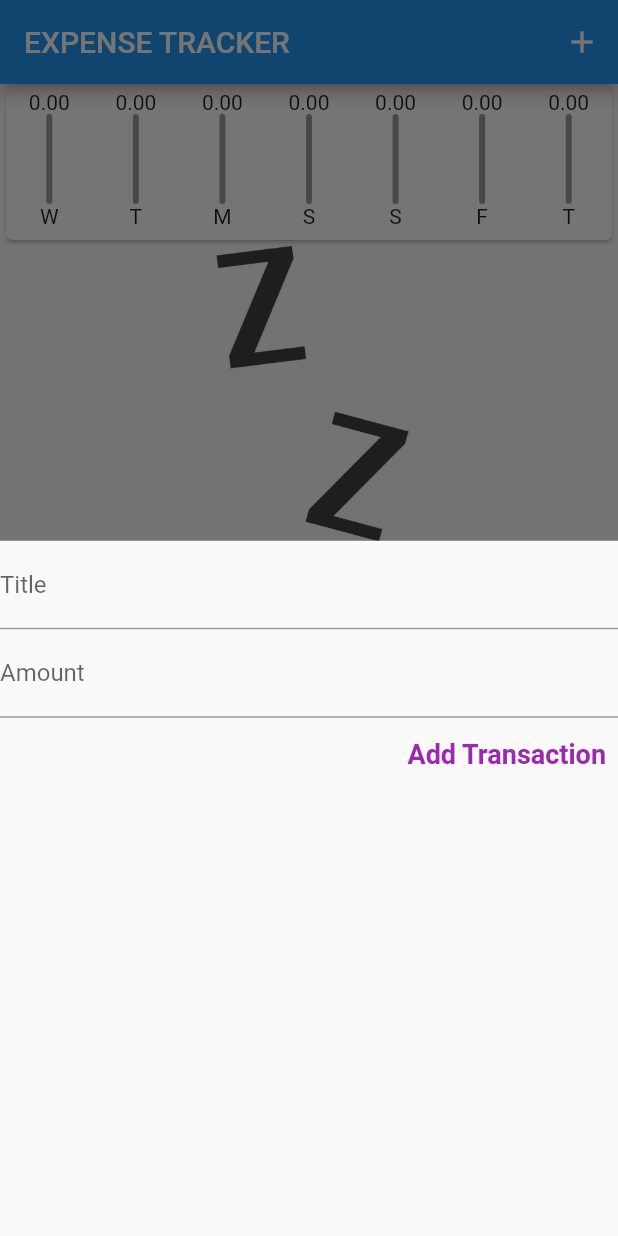
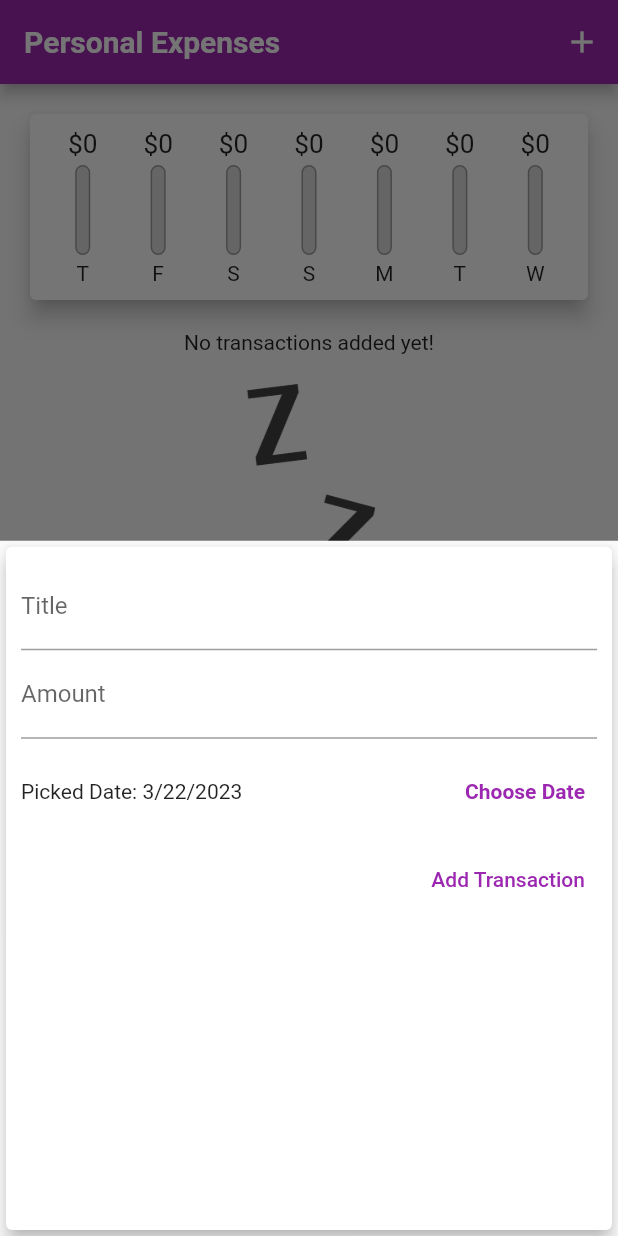
Before and after one commit to garg16kanika/expense_tracker_app, a Flutter app: the screen it shows after launch, after a tap on the "add" icon, on a phone screen of 412 x 824 dp. Run offline on Flutter 3.47's test engine with Material 2 defaults, Android fonts, the phone set to English and light mode, and no system bars.

Commit message:
added the basic layout of the functions

```diff
--- a/lib/main.dart
+++ b/lib/main.dart
@@ -1,85 +1,125 @@
-import 'package:expense_tracker/widgets/chart.dart';
-import 'package:expense_tracker/widgets/new_transaction.dart';
 import 'package:expense_tracker/widgets/transactions.dart';
 import 'package:flutter/material.dart';
 
+import './widgets/new_transaction.dart';
+
+import './widgets/chart.dart';
 import 'models/transaction_model.dart';
 
 void main() => runApp(MyApp());
 
 class MyApp extends StatelessWidget {
-  const MyApp({super.key});
-
   @override
   Widget build(BuildContext context) {
-    return const MaterialApp(
-      title: 'Expense Tracker',
+    return MaterialApp(
+      title: 'Personal Expenses',
+      theme: ThemeData(
+          primarySwatch: Colors.purple,
+          accentColor: Colors.amber,
+          // errorColor: Colors.red,
+
+          textTheme: ThemeData.light().textTheme.copyWith(
+                headline6: const TextStyle(
+                  fontFamily: 'OpenSans',
+                  fontWeight: FontWeight.bold,
+                  fontSize: 18,
+                ),
+                button: const TextStyle(color: Colors.white),
+              ),
+          appBarTheme: AppBarTheme(
+            textTheme: ThemeData.light().textTheme.copyWith(
+                  headline6: const TextStyle(
+                    fontSize: 20,
+                    fontWeight: FontWeight.bold,
+                  ),
+                ),
+          )),
       home: MyHomePage(),
     );
   }
 }
 
 class MyHomePage extends StatefulWidget {
-  const MyHomePage({super.key});
-
+  // String titleInput;
+  // String amountInput;
   @override
-  State<MyHomePage> createState() => _MyHomePageState();
+  _MyHomePageState createState() => _MyHomePageState();
 }
 
 class _MyHomePageState extends State<MyHomePage> {
-  // this list maintains the list of all the transactions
-  List<TransactionModel> _userTransactions = [];
+  final List<Transaction> _userTransactions = [];
 
-  //this mehtod adds new transactions into the userTransactions list
-  void addTransactions(String title, double amount) {
-    TransactionModel newtx = TransactionModel(
-        id: DateTime.now().toString(),
-        title: title,
-        amount: amount,
-        date: DateTime.now());
+  List<Transaction> get _recentTransactions {
+    return _userTransactions.where((tx) {
+      return tx.date.isAfter(
+        DateTime.now().subtract(
+          Duration(days: 7),
+        ),
+      );
+    }).toList();
+  }
+
+  void _addNewTransaction(
+      String txTitle, double txAmount, DateTime chosenDate) {
+    final newTx = Transaction(
+      title: txTitle,
+      amount: txAmount,
+      date: chosenDate,
+      id: DateTime.now().toString(),
+    );
 
     setState(() {
-      _userTransactions.add(newtx);
+      _userTransactions.add(newTx);
     });
   }
 
-  //this method pops up the modal bottom sheet
-  void startAddNewtx(BuildContext ctx) {
-    //here the modal  bottom sheet returns the NewTransaction widget which takes addTransactions method as the argument
+  void _startAddNewTransaction(BuildContext ctx) {
     showModalBottomSheet(
-        context: ctx, builder: (_) => NewTransaction(addTransactions));
+      context: ctx,
+      builder: (_) {
+        return GestureDetector(
+          onTap: () {},
+          child: NewTransaction(_addNewTransaction),
+          behavior: HitTestBehavior.opaque,
+        );
+      },
+    );
   }
 
-  //this method fetches the list of transactions of only 7 last days into recentTransactions list
-  List<TransactionModel> get recentTransactions {
-    return _userTransactions.where((tx) {
-      return tx.date.isAfter(DateTime.now().subtract(Duration(days: 7)));
-    }).toList();
+  void _deleteTransaction(String id) {
+    setState(() {
+      _userTransactions.removeWhere((tx) => tx.id == id);
+    });
   }
 
   @override
   Widget build(BuildContext context) {
     return Scaffold(
       appBar: AppBar(
-        title: const Text('EXPENSE TRACKER'),
-        actions: [
+        title: const Text(
+          'Personal Expenses',
+        ),
+        actions: <Widget>[
           IconButton(
-            //here on pressed we want to add new transaction to the list, and hence we call the popup for modal bottom sheet
-            onPressed: () => startAddNewtx(context),
             icon: const Icon(Icons.add),
+            onPressed: () => _startAddNewTransaction(context),
           ),
         ],
       ),
-      body: Column(
-        children: [
-          Chart(recentTransactions),
-          Transaction(_userTransactions),
-        ],
+      body: SingleChildScrollView(
+        child: Column(
+          // mainAxisAlignment: MainAxisAlignment.start,
+          crossAxisAlignment: CrossAxisAlignment.stretch,
+          children: <Widget>[
+            Chart(_recentTransactions),
+            TransactionList(_userTransactions, _deleteTransaction),
+          ],
+        ),
       ),
       floatingActionButtonLocation: FloatingActionButtonLocation.centerFloat,
       floatingActionButton: FloatingActionButton(
-        onPressed: () => startAddNewtx(context),
-        child: const Icon(Icons.add),
+        child: Icon(Icons.add),
+        onPressed: () => _startAddNewTransaction(context),
       ),
     );
   }
--- a/lib/models/transaction_model.dart
+++ b/lib/models/transaction_model.dart
@@ -1,12 +1,15 @@
-class TransactionModel {
-  String title;
-  String id;
-  double amount;
-  DateTime date;
+import 'package:flutter/foundation.dart';
 
-  TransactionModel(
-      {required this.id,
-      required this.title,
-      required this.amount,
-      required this.date});
+class Transaction {
+  final String id;
+  final String title;
+  final double amount;
+  final DateTime date;
+
+  Transaction({
+    required this.id,
+    required this.title,
+    required this.amount,
+    required this.date,
+  });
 }
--- a/lib/widgets/chart.dart
+++ b/lib/widgets/chart.dart
@@ -1,38 +1,38 @@
-import 'package:expense_tracker/models/transaction_model.dart';
-import 'package:expense_tracker/widgets/chart_bar.dart';
 import 'package:flutter/material.dart';
 import 'package:intl/intl.dart';
 
+import '../models/transaction_model.dart';
+import './chart_bar.dart';
+
 class Chart extends StatelessWidget {
-  final List<TransactionModel> recentTransactions;
+  final List<Transaction> recentTransactions;
 
   Chart(this.recentTransactions);
 
-  //this getter is responsible for getting recentTransactions list and converting it into a list with weekday name and amount per day.
-  List<Map<String, Object>> get groupedTransactions {
+  List<Map<String, Object>> get groupedTransactionValues {
     return List.generate(7, (index) {
-      final weekDay = DateTime.now().subtract(Duration(days: index));
-      double totalSum = 0.0;
+      final weekDay = DateTime.now().subtract(
+        Duration(days: index),
+      );
+      var totalSum = 0.0;
 
-      //loops through the entire recentTransactions list and find the totalSpending of that particular day
       for (var i = 0; i < recentTransactions.length; i++) {
-        if (weekDay.day == recentTransactions[i].date.day &&
-            weekDay.month == recentTransactions[i].date.month &&
-            weekDay.year == recentTransactions[i].date.year) {
+        if (recentTransactions[i].date.day == weekDay.day &&
+            recentTransactions[i].date.month == weekDay.month &&
+            recentTransactions[i].date.year == weekDay.year) {
           totalSum += recentTransactions[i].amount;
         }
       }
-      // we finally return a map with day and amount for that particular day and this happens for past 7 days
+
       return {
         'day': DateFormat.E().format(weekDay).substring(0, 1),
-        'amount': totalSum
+        'amount': totalSum,
       };
-    });
+    }).reversed.toList();
   }
 
-  // this method helps to find the total spending of that entire week, done using finding the total spending of the entier recentTransactions List as it contains data of the past 7 days of transactions only
   double get totalSpending {
-    return groupedTransactions.fold(0.0, (sum, item) {
+    return groupedTransactionValues.fold(0.0, (sum, item) {
       return sum + (item['amount'] as double);
     });
   }
@@ -40,16 +40,26 @@ class Chart extends StatelessWidget {
   @override
   Widget build(BuildContext context) {
     return Card(
-      child: Row(
+      elevation: 6,
+      margin: EdgeInsets.all(20),
+      child: Padding(
+        padding: EdgeInsets.all(10),
+        child: Row(
           mainAxisAlignment: MainAxisAlignment.spaceAround,
-          children: groupedTransactions.map((tx) {
-            return ChartBar(
-                label: tx['day'].toString(),
-                amount: (tx['amount'] as double),
-                spendingPCT: totalSpending == 0.0
+          children: groupedTransactionValues.map((data) {
+            return Flexible(
+              fit: FlexFit.tight,
+              child: ChartBar(
+                data['day'].toString(),
+                data['amount'] as double,
+                totalSpending == 0.0
                     ? 0.0
-                    : (tx['amount'] as double) / totalSpending);
-          }).toList()),
+                    : (data['amount'] as double) / totalSpending,
+              ),
+            );
+          }).toList(),
+        ),
+      ),
     );
   }
 }
--- a/lib/widgets/chart_bar.dart
+++ b/lib/widgets/chart_bar.dart
@@ -2,44 +2,53 @@ import 'package:flutter/material.dart';
 
 class ChartBar extends StatelessWidget {
   final String label;
-  final double amount;
-  final double spendingPCT;
+  final double spendingAmount;
+  final double spendingPctOfTotal;
 
-  ChartBar(
-      {required this.label, required this.amount, required this.spendingPCT});
+  ChartBar(this.label, this.spendingAmount, this.spendingPctOfTotal);
 
   @override
   Widget build(BuildContext context) {
-    return Container(
-      height: 100,
-      child: Column(children: [
-        Text(
-          amount.toStringAsFixed(2),
+    return Column(
+      children: <Widget>[
+        Container(
+          height: 20,
+          child: FittedBox(
+            child: Text('\$${spendingAmount.toStringAsFixed(0)}'),
+          ),
+        ),
+        SizedBox(
+          height: 4,
         ),
         Container(
           height: 60,
+          width: 10,
           child: Stack(
-            children: [
+            children: <Widget>[
               Container(
                 decoration: BoxDecoration(
-                  border: Border.all(color: Colors.grey, width: 2),
+                  border: Border.all(color: Colors.grey, width: 1.0),
+                  color: Color.fromRGBO(220, 220, 220, 1),
                   borderRadius: BorderRadius.circular(10),
                 ),
               ),
               FractionallySizedBox(
-                heightFactor: spendingPCT,
+                heightFactor: spendingPctOfTotal,
                 child: Container(
                   decoration: BoxDecoration(
-                    color: Colors.purple,
+                    color: Theme.of(context).primaryColor,
                     borderRadius: BorderRadius.circular(10),
                   ),
                 ),
-              )
+              ),
             ],
           ),
         ),
+        SizedBox(
+          height: 4,
+        ),
         Text(label),
-      ]),
+      ],
     );
   }
 }
--- a/lib/widgets/new_transaction.dart
+++ b/lib/widgets/new_transaction.dart
@@ -1,55 +1,109 @@
 import 'package:flutter/material.dart';
+import 'package:intl/intl.dart';
 
-class NewTransaction extends StatelessWidget {
-  final titleController = TextEditingController();
-  final amountController = TextEditingController();
+class NewTransaction extends StatefulWidget {
   final Function addTx;
 
   NewTransaction(this.addTx);
 
-  // this method adds a new Transaction to the list of userTransaction in the main method.
-  void onSubmitted() {
-    String enteredTitle = titleController.text;
-    double enteredAmount = double.parse(amountController.text);
+  @override
+  _NewTransactionState createState() => _NewTransactionState();
+}
 
-    if (enteredTitle == "" || enteredAmount < 0) {
+class _NewTransactionState extends State<NewTransaction> {
+  final _titleController = TextEditingController();
+  final _amountController = TextEditingController();
+  DateTime _selectedDate = DateTime.now();
+
+  void _submitData() {
+    if (_amountController.text.isEmpty) {
+      return;
+    }
+    final enteredTitle = _titleController.text;
+    final enteredAmount = double.parse(_amountController.text);
+
+    if (enteredTitle.isEmpty || enteredAmount <= 0) {
       return;
     }
 
-    addTx(enteredTitle, enteredAmount);
+    widget.addTx(
+      enteredTitle,
+      enteredAmount,
+      _selectedDate,
+    );
+
+    Navigator.of(context).pop();
+  }
+
+  void _presentDatePicker() {
+    showDatePicker(
+      context: context,
+      initialDate: DateTime.now(),
+      firstDate: DateTime(2019),
+      lastDate: DateTime.now(),
+    ).then((pickedDate) {
+      if (pickedDate == null) {
+        return;
+      }
+      setState(() {
+        _selectedDate = pickedDate;
+      });
+    });
+    print('...');
   }
 
   @override
   Widget build(BuildContext context) {
-    return Column(
+    return Card(
+      elevation: 5,
+      child: Container(
+        padding: EdgeInsets.all(10),
+        child: Column(
           crossAxisAlignment: CrossAxisAlignment.end,
-      children: [
+          children: <Widget>[
             TextField(
-          onSubmitted: (_) => onSubmitted(),
-          controller: titleController,
-          decoration: const InputDecoration(
-            label: Text('Title'),
-          ),
+              decoration: InputDecoration(labelText: 'Title'),
+              controller: _titleController,
+              onSubmitted: (_) => _submitData(),
+              // onChanged: (val) {
+              //   titleInput = val;
+              // },
             ),
             TextField(
-          onSubmitted: (_) => onSubmitted(),
-          controller: amountController,
+              decoration: InputDecoration(labelText: 'Amount'),
+              controller: _amountController,
               keyboardType: TextInputType.number,
-          decoration: const InputDecoration(
-            label: Text('Amount'),
+              onSubmitted: (_) => _submitData(),
+              // onChanged: (val) => amountInput = val,
+            ),
+            Container(
+              height: 70,
+              child: Row(
+                children: <Widget>[
+                  Expanded(
+                    child: Text(
+                      'Picked Date: ${DateFormat.yMd().format(_selectedDate)}',
                     ),
                   ),
                   TextButton(
-          onPressed: onSubmitted,
-          child: const Text(
-            'Add Transaction',
+                    child: Text(
+                      'Choose Date',
                       style: TextStyle(
-                fontSize: 18,
-                color: Colors.purple,
-                fontWeight: FontWeight.bold),
+                        fontWeight: FontWeight.bold,
                       ),
                     ),
+                    onPressed: _presentDatePicker,
+                  ),
                 ],
+              ),
+            ),
+            TextButton(
+              child: Text('Add Transaction'),
+              onPressed: _submitData,
+            ),
+          ],
+        ),
+      ),
     );
   }
 }
--- a/lib/widgets/transactions.dart
+++ b/lib/widgets/transactions.dart
@@ -1,55 +1,69 @@
-import 'package:expense_tracker/models/transaction_model.dart';
+import 'package:flutter/material.dart';
+import 'package:intl/intl.dart';
 
-import 'package:flutter/material.dart';
+import '../models/transaction_model.dart';
 
-class Transaction extends StatelessWidget {
-  List<TransactionModel> transactions;
-  Transaction(this.transactions);
+class TransactionList extends StatelessWidget {
+  final List<Transaction> transactions;
+  final Function deleteTx;
+
+  TransactionList(this.transactions, this.deleteTx);
 
   @override
   Widget build(BuildContext context) {
     return Container(
-        height: 300,
+      height: 450,
       child: transactions.isEmpty
-            ? Image.asset(
+          ? Column(
+              children: <Widget>[
+                Text(
+                  'No transactions added yet!',
+                ),
+                SizedBox(
+                  height: 20,
+                ),
+                Container(
+                    height: 200,
+                    child: Image.asset(
                       'assets/waiting.png',
                       fit: BoxFit.cover,
+                    )),
+              ],
             )
           : ListView.builder(
-                itemCount: transactions.length,
-                itemBuilder: ((context, index) {
+              itemBuilder: (ctx, index) {
                 return Card(
-                    child: Row(children: [
-                      Container(
-                        margin: const EdgeInsets.all(8),
-                        padding: const EdgeInsets.all(8),
-                        decoration: BoxDecoration(
-                            border: Border.all(color: Colors.black, width: 2)),
-                        child: Text(
-                          '\$${transactions[index].amount.toStringAsFixed(2)}',
-                          style: const TextStyle(
-                              fontSize: 18,
-                              fontWeight: FontWeight.bold,
-                              color: Colors.purple),
+                  elevation: 5,
+                  margin: EdgeInsets.symmetric(
+                    vertical: 8,
+                    horizontal: 5,
+                  ),
+                  child: ListTile(
+                    leading: CircleAvatar(
+                      radius: 30,
+                      child: Padding(
+                        padding: EdgeInsets.all(6),
+                        child: FittedBox(
+                          child: Text('\$${transactions[index].amount}'),
                         ),
                       ),
-                      Column(
-                        crossAxisAlignment: CrossAxisAlignment.start,
-                        children: [
-                          Text(
+                    ),
+                    title: Text(
                       transactions[index].title,
-                            style: const TextStyle(
-                                fontSize: 18, fontWeight: FontWeight.bold),
                     ),
-                          Text(
-                            transactions[index].date.toString(),
-                            style: const TextStyle(
-                                fontSize: 14, color: Colors.grey),
+                    subtitle: Text(
+                      DateFormat.yMMMd().format(transactions[index].date),
                     ),
-                        ],
-                      )
-                    ]),
+                    trailing: IconButton(
+                      icon: Icon(Icons.delete),
+                      color: Theme.of(context).errorColor,
+                      onPressed: () => deleteTx(transactions[index].id),
+                    ),
+                  ),
                 );
-                })));
+              },
+              itemCount: transactions.length,
+            ),
+    );
   }
 }
```
Lines whose indentation alone changed are shown as unchanged.
